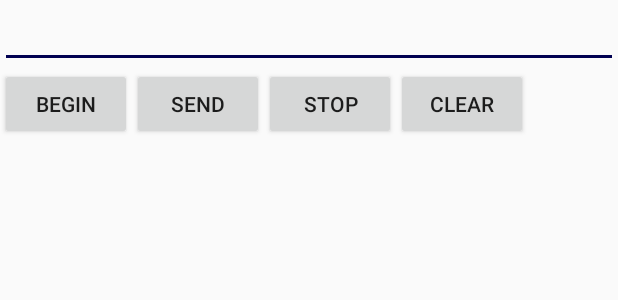
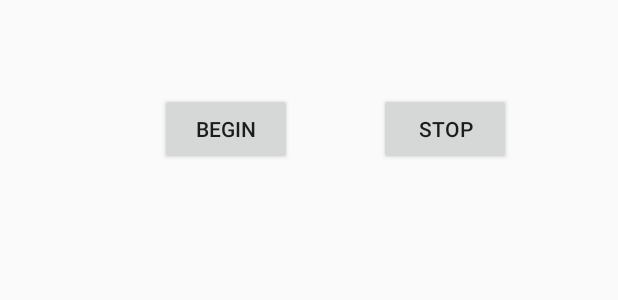
Before and after one commit to harameter/Harameter, an Android app: the layout content_bluetooth.xml on its own in the app's theme, with its tools: preview values and no code run, on a phone screen of 412 x 824 dp. Shown: the top 300 px of the screen. Run offline under Robolectric (Android 15) with nearby library versions, the phone set to English and light mode, and no system bars; plain views replace GraphView.

Commit message:
Rearranged layout, code for testing BT connection

```diff
--- a/app/src/main/res/layout/content_bluetooth.xml
+++ b/app/src/main/res/layout/content_bluetooth.xml
@@ -19,67 +19,34 @@ android:layout_height="match_parent" >
 <!--android:paddingTop="@dimen/activity_vertical_margin"-->
 <!--android:paddingBottom="@dimen/activity_vertical_margin" tools:context=".BluetoothActivity">-->
 
-<EditText
+    <Button
+        android:id="@+id/buttonStart"
         android:layout_width="wrap_content"
         android:layout_height="wrap_content"
-    android:id="@+id/editText"
-    android:layout_alignParentTop="true"
-    android:layout_alignParentRight="true"
-    android:layout_alignParentEnd="true"
-    android:layout_alignParentLeft="true"
-    android:layout_alignParentStart="true" />
+        android:layout_alignTop="@+id/buttonStop"
+        android:layout_marginEnd="58dp"
+        android:layout_toStartOf="@+id/buttonStop"
+        android:onClick="onClickStart"
+        android:text="Begin" />
 
     <Button
+        android:id="@+id/buttonStop"
         android:layout_width="wrap_content"
         android:layout_height="wrap_content"
-    android:text="Begin"
-    android:id="@+id/buttonStart"
-    android:layout_below="@+id/editText"
-    android:layout_alignParentLeft="true"
-    android:layout_alignParentStart="true"
-    android:onClick="onClickStart"/>
+        android:layout_alignParentEnd="true"
+        android:layout_alignParentTop="true"
+        android:layout_marginEnd="71dp"
+        android:layout_marginTop="62dp"
+        android:onClick="onClickStop"
+        android:text="Stop" />
 
-<Button
+    <TextView
+        android:id="@+id/btTextView"
         android:layout_width="wrap_content"
         android:layout_height="wrap_content"
-    android:text="Send"
-    android:id="@+id/buttonSend"
-    android:onClick="onClickSend"
-    android:layout_below="@+id/editText"
-    android:layout_toRightOf="@+id/buttonStart"
-    android:layout_toEndOf="@+id/buttonStart" />
-
-<TextView
-    android:layout_width="wrap_content"
-    android:layout_height="wrap_content"
-    android:id="@+id/textView"
-    android:layout_below="@+id/buttonSend"
-    android:layout_alignParentLeft="true"
-    android:layout_alignParentStart="true"
-    android:layout_alignRight="@+id/editText"
-    android:layout_alignEnd="@+id/editText"
-    android:layout_alignParentBottom="true"
-    android:singleLine="true" />
-
-<Button
-    android:layout_width="wrap_content"
-    android:layout_height="wrap_content"
-    android:text="Stop"
-    android:id="@+id/buttonStop"
-    android:layout_below="@+id/editText"
-    android:layout_toRightOf="@+id/buttonSend"
-    android:layout_toEndOf="@+id/buttonSend"
-    android:onClick="onClickStop"/>
-
-<Button
-    android:layout_width="wrap_content"
-    android:layout_height="wrap_content"
-    android:text="Clear"
-    android:id="@+id/buttonClear"
-    android:layout_below="@+id/editText"
-    android:layout_toRightOf="@+id/buttonStop"
-    android:layout_toEndOf="@+id/buttonStop"
-    android:onClick="onClickClear"/>
+        android:layout_alignStart="@+id/buttonStart"
+        android:layout_below="@+id/buttonStart"
+        android:layout_marginTop="48dp" />
 
     <!--<com.jjoe64.graphview.GraphView-->
     <!--android:id="@+id/graph"-->
```
Also changed, not shown: app/src/main/java/com/example/harameter/harameter/BluetoothActivity.java (+31 -31 lines), app/src/main/res/layout/activity_bluetooth.xml (+6 -1 lines). Lines whose indentation alone changed are shown as unchanged.
